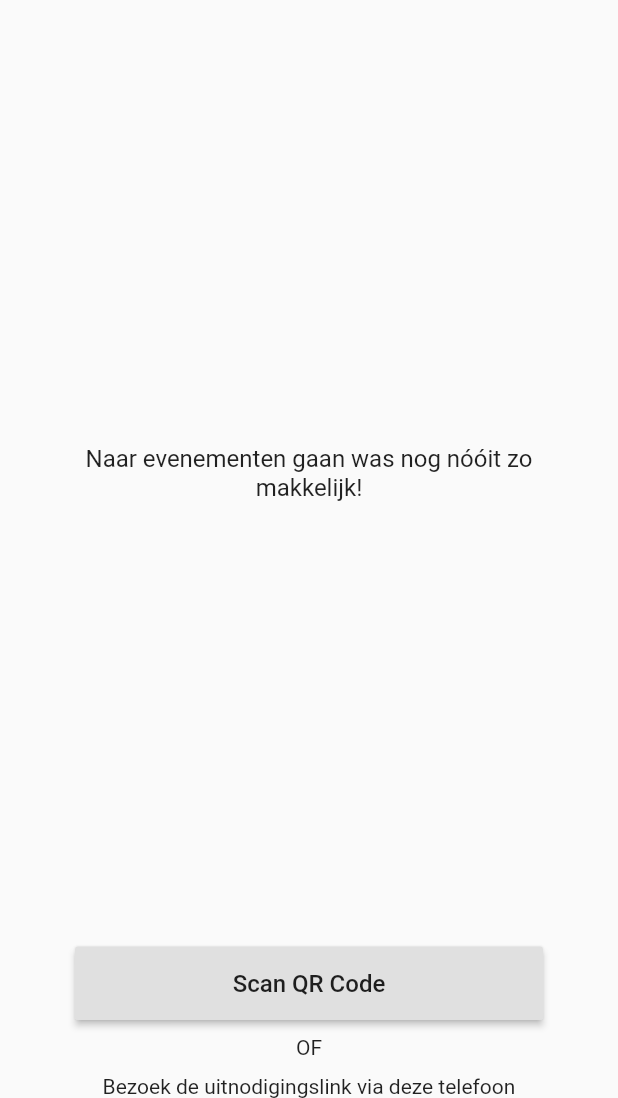
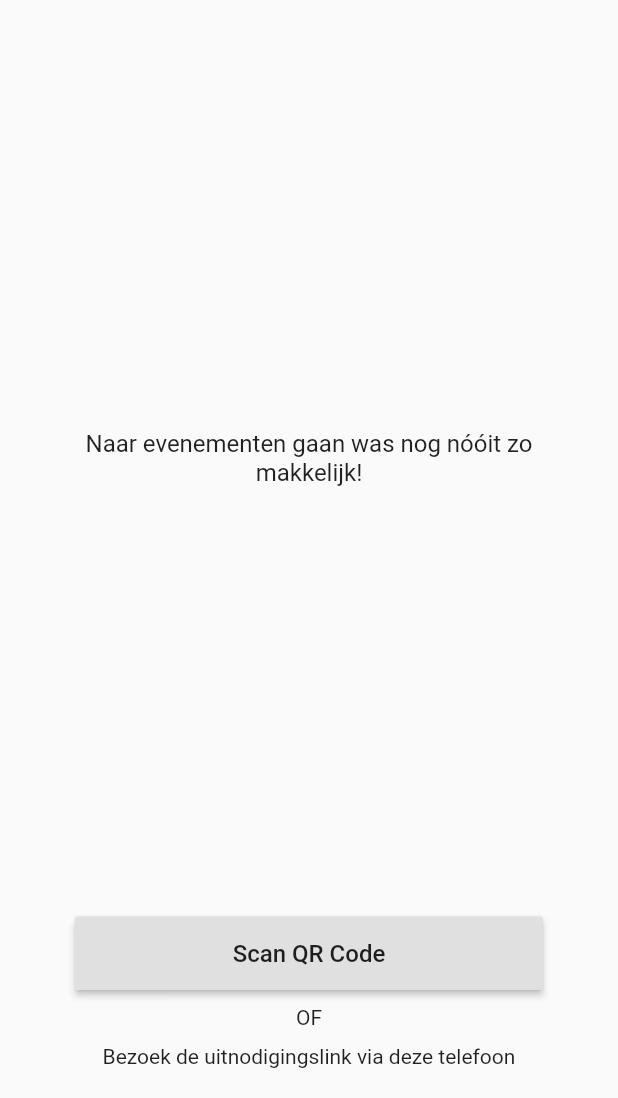
Before and after one commit to elertan/label-a-just-go, a Flutter app: the screen it shows after launch, on a phone screen of 412 x 824 dp, the part 138-1236 px from its top. Run offline on Flutter 3.47's test engine with Material 2 defaults, Android fonts, the phone set to English and light mode, and no system bars; our stand-ins replace camera, flutter_mobx, mobx; missing offline and left inert: barcode_scan; generated files the repository leaves out were written again.

Commit message:
Small changes

```diff
--- a/register_app/lib/pages/LandingPage.dart
+++ b/register_app/lib/pages/LandingPage.dart
@@ -107,7 +107,7 @@ class LandingPage extends StatelessWidget {
               ),
             ),
             Container(
-              margin: EdgeInsets.symmetric(horizontal: 50),
+              margin: EdgeInsets.only(left: 50, right: 50, bottom: 20),
               child: Center(
                 child: Column(
                   crossAxisAlignment: CrossAxisAlignment.stretch,
```
Also changed, not shown: 3 other files.
